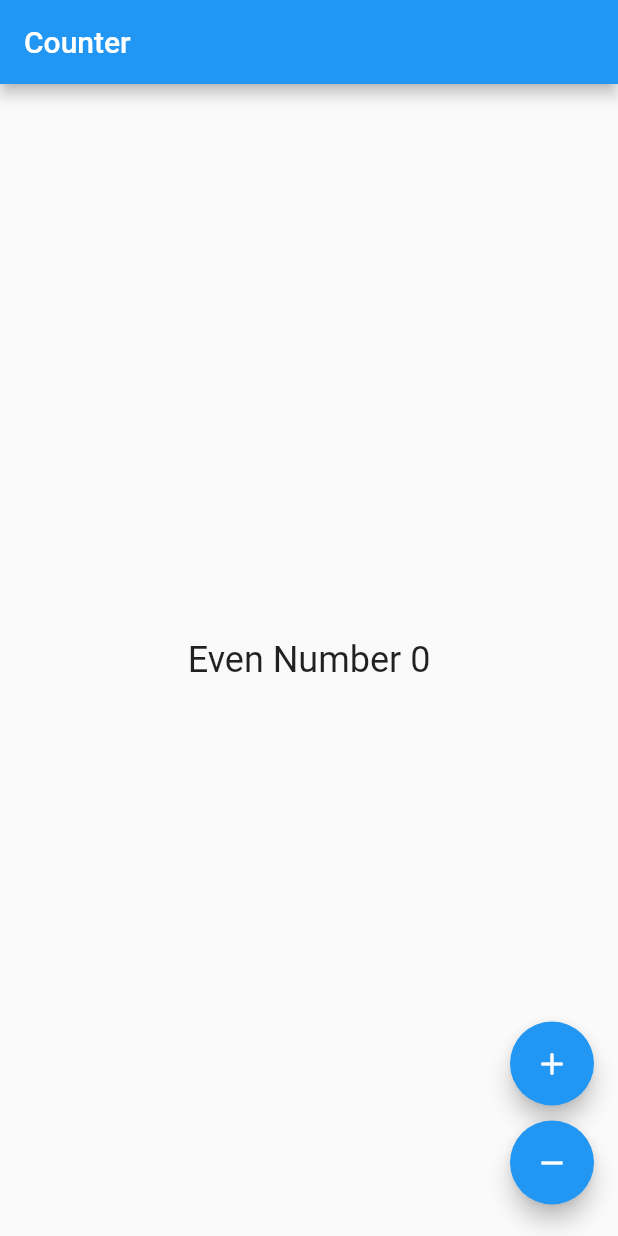
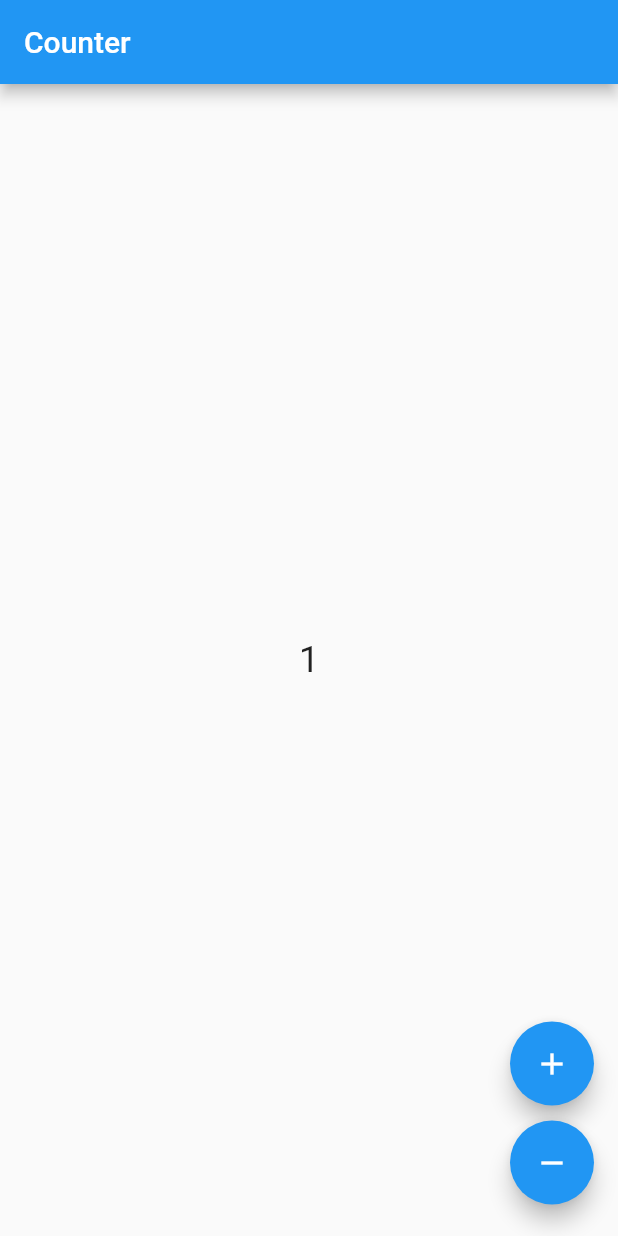
Before and after one commit to Tanvi129/Counter-App-With-Bloc, a Flutter app: the screen it shows after launch, after a tap on the "add" icon, on a phone screen of 412 x 824 dp. Run offline on Flutter 3.47's test engine with Material 2 defaults, Android fonts, the phone set to English and light mode, and no system bars; our stand-ins replace flutter_bloc.

Commit message:
Conter app using bloc costum state

```diff
--- a/lib/bloc/counter_bloc.dart
+++ b/lib/bloc/counter_bloc.dart
@@ -3,17 +3,25 @@ import 'package:meta/meta.dart';
 
 part 'bloc_state.dart';
 
+abstract class CounterEvent {}
 
-abstract class CounterEvent {}
 class CounterIncrementPressed extends CounterEvent {}
+
 class CounterDecrementPressed extends CounterEvent {}
 
 class CounterBloc extends Bloc<CounterEvent, CounterState> {
-  CounterBloc() : super(CounterState(counterValue: 0));
+  CounterBloc() : super(CounterState(counterValue: 0)) {
+    on<CounterIncrementPressed>((event, emit) => emit(CounterState(
+        counterValue: state.counterValue + 1, wasIncremented: true)));
 
-  void increment() => emit(
-      CounterState(counterValue: state.counterValue + 1, wasIncremented: true));
+    on<CounterDecrementPressed>((event, emit) => emit(CounterState(
+        counterValue: state.counterValue - 1, wasIncremented: false)));
+  }
+}
 
-  void decrement() => emit(CounterState(
-      counterValue: state.counterValue - 1, wasIncremented: false));
-}
+// class CounterBloc extends Bloc<CounterEvent, int> {
+//   CounterBloc() : super(0) {
+//     on<CounterIncrementPressed>((event, emit) => emit(state + 1));
+//     on<CounterDecrementPressed>((event, emit) => emit(state - 1));
+//   }
+// }
--- a/lib/pages/counter_page.dart
+++ b/lib/pages/counter_page.dart
@@ -8,30 +8,24 @@ class CounterPage extends StatelessWidget {
     return Scaffold(
       appBar: AppBar(title: Text('Counter')),
       body: BlocBuilder<CounterBloc, CounterState>(
-
         builder: (context, count) {
-
-            if(count.counterValue < 0){
+          if (count.counterValue < 0) {
             return Center(
               child: Text(
-
-                'Negative Vale ${count.counterValue}',
+                'Negative Value ${count.counterValue}',
                 style: TextStyle(fontSize: 24.0),
               ),
             );
-            }else if(count.counterValue %2==0){
+          } else if (count.counterValue % 2 == 0) {
             return Center(
               child: Text(
-
                 'Even Number ${count.counterValue}',
                 style: TextStyle(fontSize: 24.0),
               ),
             );
-
           }
           return Center(
             child: Text(
-
               '${count.counterValue}',
               style: TextStyle(fontSize: 24.0),
             ),
@@ -41,7 +35,6 @@ class CounterPage extends StatelessWidget {
           //   '$count',
           //   style: TextStyle(fontSize: 24.0),
           // ),
-
         },
       ),
       floatingActionButton: Column(
@@ -52,14 +45,16 @@ class CounterPage extends StatelessWidget {
             padding: EdgeInsets.symmetric(vertical: 5.0),
             child: FloatingActionButton(
               child: Icon(Icons.add),
-              onPressed: () => context.read<CounterBloc>().add(CounterIncrementPressed()),
+              onPressed: () =>
+                  context.read<CounterBloc>().add(CounterIncrementPressed()),
             ),
           ),
           Padding(
             padding: EdgeInsets.symmetric(vertical: 5.0),
             child: FloatingActionButton(
               child: Icon(Icons.remove),
-              onPressed: () => BlocProvider.of<CounterBloc>(context).CounterDecrementPressed();,
+              onPressed: () =>
+                  context.read<CounterBloc>().add(CounterDecrementPressed()),
             ),
           ),
         ],
```
Lines whose indentation alone changed are shown as unchanged.
